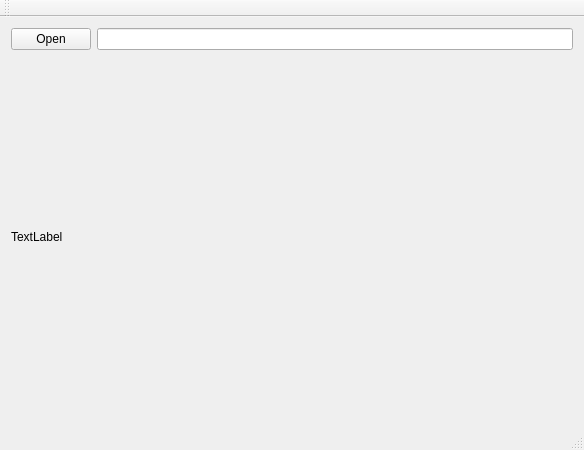
Qt form mainwindow.ui (ArtisticZhao/imager) before a commit.
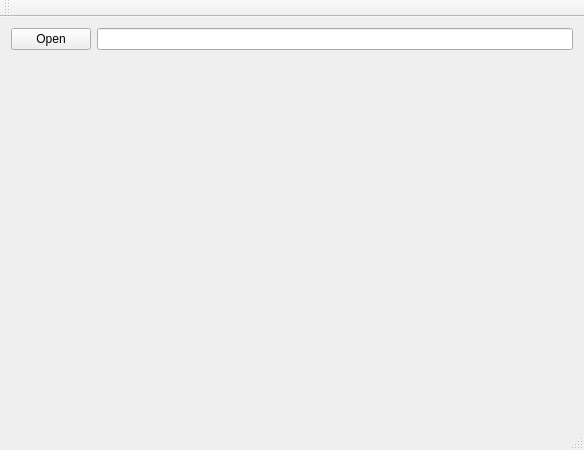
The same form after that commit.

Patch:
```diff
--- a/mainwindow.ui
+++ b/mainwindow.ui
@@ -47,7 +47,7 @@
        </size>
       </property>
       <property name="text">
-       <string>TextLabel</string>
+       <string/>
       </property>
      </widget>
     </item>
```
